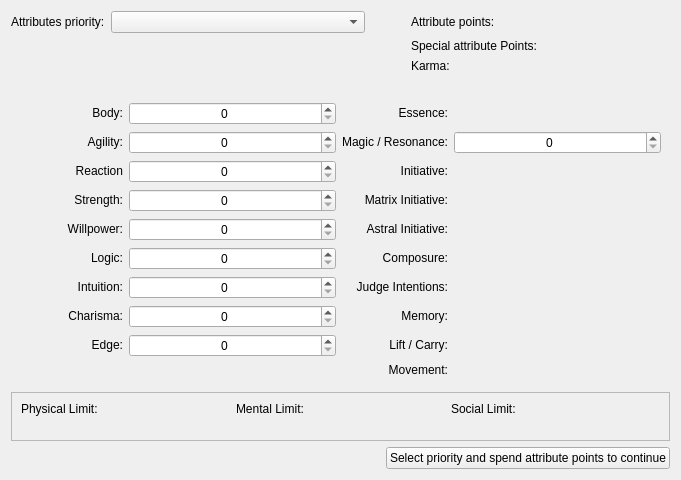
Before: the Qt Designer form SR5-Shaman/ui/character/tabs/chareditattributetab.ui in TheSHEEEP/SR5-Shaman, drawn with Qt 5.
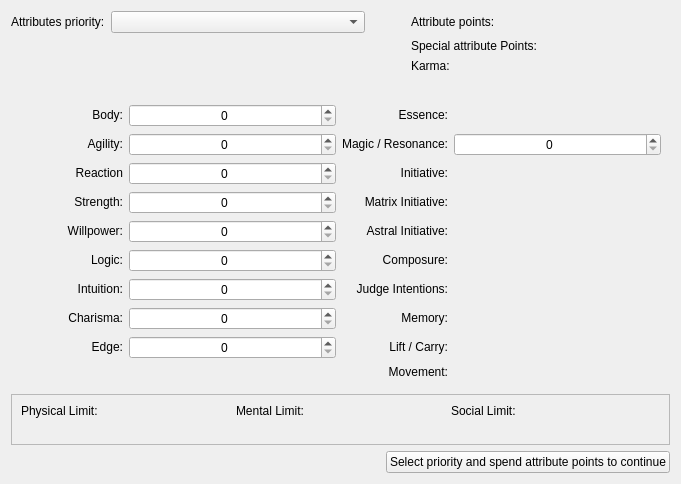
After: the same form once the commit is applied.

Diff of the .ui file:
```diff
--- a/SR5-Shaman/ui/character/tabs/chareditattributetab.ui
+++ b/SR5-Shaman/ui/character/tabs/chareditattributetab.ui
@@ -7,7 +7,7 @@
     <x>0</x>
     <y>0</y>
     <width>681</width>
-    <height>480</height>
+    <height>484</height>
    </rect>
   </property>
   <property name="windowTitle">
```
Left out of the diff: 14 changed lines with no effect on the pictures.
